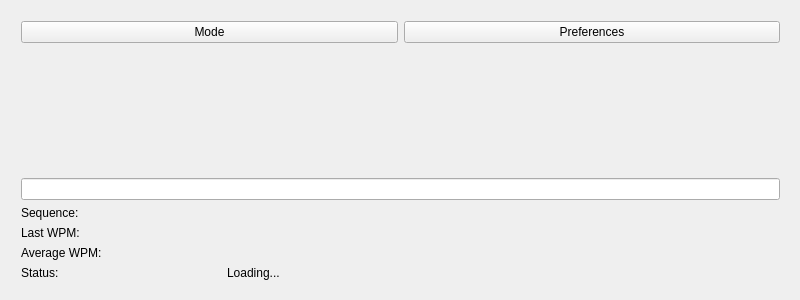
Before: the Qt Designer form MainWindow.ui in hardaker/CuteCW, drawn with Qt 5.
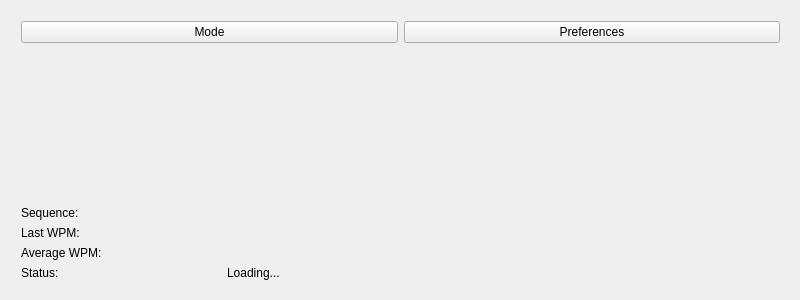
After: the same form once the commit is applied.

Commit message: remove the input widget

Patch:
```diff
--- a/MainWindow.ui
+++ b/MainWindow.ui
@@ -61,9 +61,6 @@
        </property>
       </spacer>
      </item>
-     <item>
-      <widget class="QLineEdit" name="input"/>
-     </item>
      <item>
       <layout class="QHBoxLayout" name="horizontalLayout_3">
        <item>
```
The commit also changes 4 other files.
